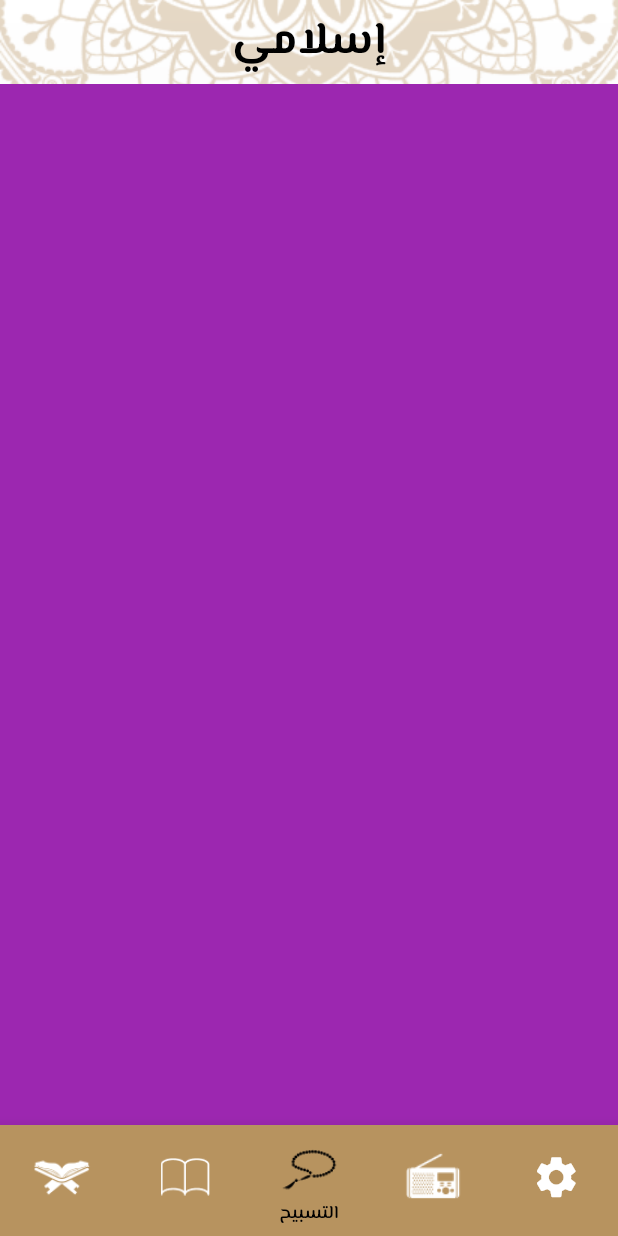
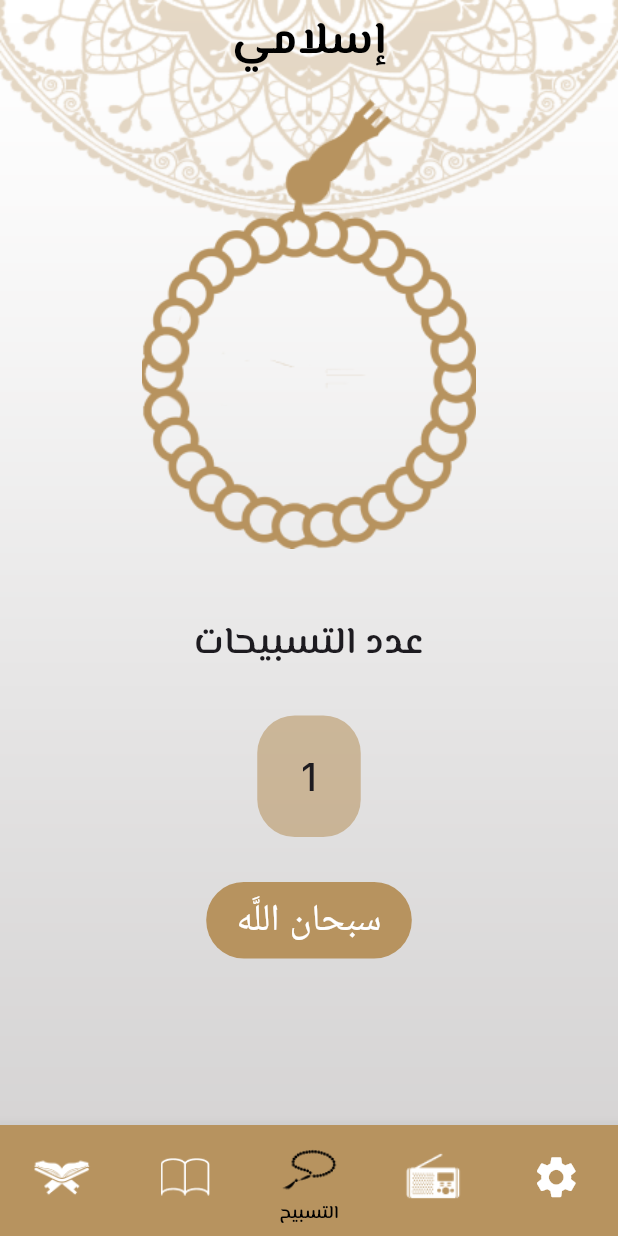
Before and after one commit to Omnia-97/Muslim_app_flutter, a Flutter app: the screen it shows after launch, item 3 of the bottom bar chosen, on a phone screen of 412 x 824 dp. Run offline on Flutter 3.47's test engine with Material 3 defaults, Android fonts, the phone set to English and light mode, and no system bars; our stand-ins replace google_fonts.

Commit message:
sebha screen and radio screen finished

```diff
--- a/lib/islami_app_theme.dart
+++ b/lib/islami_app_theme.dart
@@ -16,6 +16,12 @@ class MyThemeData {
     ),
 
     textTheme: TextTheme(
+      titleSmall:GoogleFonts.inter(
+        fontSize: 25,
+        letterSpacing: .5,
+        fontWeight: FontWeight.w500,
+        color: whiteColor,
+      ) ,
       bodySmall: GoogleFonts.inter(
         fontSize: 25,
         letterSpacing: .5,
--- a/lib/pages/home/tabs/sebha_tab.dart
+++ b/lib/pages/home/tabs/sebha_tab.dart
@@ -1,12 +1,98 @@
 import 'package:flutter/material.dart';
+import 'package:islami_app/islami_app_theme.dart';
 
-class SebhaTab extends StatelessWidget {
-  const SebhaTab({super.key});
+class SebhaTab extends StatefulWidget {
+  SebhaTab({super.key});
+
+  @override
+  State<SebhaTab> createState() => _SebhaTabState();
+}
+
+class _SebhaTabState extends State<SebhaTab> {
+  int counter = 1;
+  int index = 0;
+  List<String> tasbeh = [
+    'سبحان اللَّه',
+    'الحمد للّه',
+    'اللَّه أكبر',
+  ];
 
   @override
   Widget build(BuildContext context) {
-    return Container(
-      color: Colors.purple,
+    var theme = Theme.of(context);
+
+    return Column(
+      //crossAxisAlignment: CrossAxisAlignment.stretch,
+      children: [
+        SizedBox(
+          height: 10,
+        ),
+        InkWell(
+          onTap: sebhaClicked,
+          child: Container(
+            alignment: Alignment.center,
+            child: Image(
+              width: 230,
+              height: 300,
+              image: AssetImage(
+                'assets/images/sebha_screen.png',
+              ),
+            ),
+          ),
+        ),
+        SizedBox(
+          height: 45,
+        ),
+        Text(
+          'عدد التسبيحات',
+          style: theme.textTheme.bodyMedium,
+          textAlign: TextAlign.center,
+        ),
+        SizedBox(
+          height: 30,
+        ),
+        Container(
+          alignment: Alignment.center,
+          height: 81,
+          width: 69,
+          decoration: BoxDecoration(
+            color: MyThemeData.primaryColor.withOpacity(.57),
+            borderRadius: BorderRadius.circular(25),
+          ),
+          child: Text(
+            '$counter',
+            style: theme.textTheme.bodySmall,
+          ),
+        ),
+        SizedBox(
+          height: 30,
+        ),
+        Container(
+          alignment: Alignment.center,
+          height: 51,
+          width: 137,
+          decoration: BoxDecoration(
+            color: MyThemeData.primaryColor,
+            borderRadius: BorderRadius.circular(25),
+          ),
+          child: Text(
+            tasbeh[index],
+            style: theme.textTheme.titleSmall,
+          ),
+        ),
+      ],
     );
   }
+
+  void sebhaClicked() {
+    counter++;
+    if (counter == 31) {
+      counter = 1;
+      index++;
+    }
+    if (index == tasbeh.length) {
+      index = 0;
+    }
+    setState(() {});
+  }
 }
```
Also changed, not shown: lib/pages/home/tabs/radio_tab.dart (+40 -2 lines), assets/images/Ic_metro-back.png (added), assets/images/Ic_metro-next.png (added), assets/images/radio_screen.png (added), assets/images/sebha_screen.png (added).
